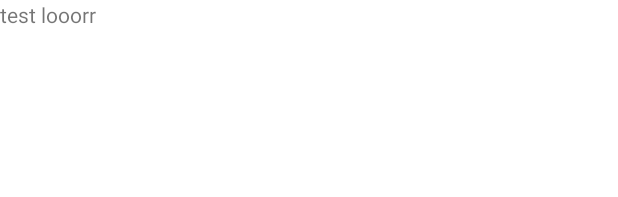
After one commit to OskyJr/TikTokYouthCamp2022, an Android app: the layout activity_catsactivity.xml on its own in the app's theme, with its tools: preview values and no code run, on a phone screen of 412 x 824 dp. The commit adds this screen. Shown: the top 197 px of the screen. Run offline under Robolectric (Android 15) with nearby library versions, the phone set to English and light mode, and no system bars.

Commit message:
small push also
able to jump from dashboard to mycats

```diff
--- a/AppDev/app/src/main/AndroidManifest.xml
+++ b/AppDev/app/src/main/AndroidManifest.xml
@@ -3,6 +3,7 @@
     xmlns:tools="http://schemas.android.com/tools"
     package="com.example.tiktokappdev">
 
+    <uses-permission android:name="android.permission.INTERNET"></uses-permission>
     <application
         android:allowBackup="true"
         android:dataExtractionRules="@xml/data_extraction_rules"
@@ -13,6 +14,9 @@
         android:supportsRtl="true"
         android:theme="@style/Theme.TikTokAppDev"
         tools:targetApi="31">
+        <activity
+            android:name=".CatsActivity"
+            android:exported="false" />
         <activity
             android:name=".MainActivity"
             android:exported="true">
--- /dev/null
+++ b/AppDev/app/src/main/res/layout/activity_catsactivity.xml
@@ -0,0 +1,16 @@
+<?xml version="1.0" encoding="utf-8"?>
+<androidx.constraintlayout.widget.ConstraintLayout xmlns:android="http://schemas.android.com/apk/res/android"
+    xmlns:app="http://schemas.android.com/apk/res-auto"
+    xmlns:tools="http://schemas.android.com/tools"
+    android:layout_width="match_parent"
+    android:layout_height="match_parent"
+    tools:context=".CatsActivity">
+
+    <TextView
+        android:id="@+id/textView5"
+        android:layout_width="wrap_content"
+        android:layout_height="wrap_content"
+        android:text="test looorr"
+        tools:layout_editor_absoluteX="129dp"
+        tools:layout_editor_absoluteY="216dp" />
+</androidx.constraintlayout.widget.ConstraintLayout>
```
Also changed, not shown: AppDev/app/src/main/java/com/example/tiktokappdev/CatsActivity.java (added, +14 -0 lines), AppDev/app/src/main/java/com/example/tiktokappdev/MainActivity.java (+28 -1 lines).
